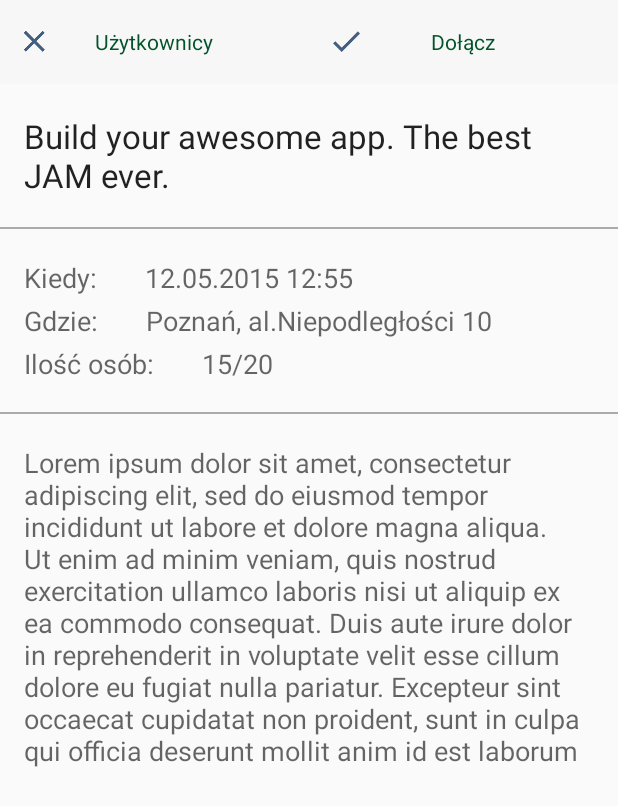
After one commit to redheroes/uep-abso-jam, an Android app: the fragment FragmentJamDetails shown on its own in the app's theme, on a phone screen of 412 x 824 dp. The commit adds this screen. Shown: the top 806 px of the screen. Run offline under Robolectric (Android 15) with nearby library versions, the phone set to English and light mode, and no system bars.

Commit message:
jam szczegoly

```diff
--- /dev/null
+++ b/app/src/main/java/pl/redexperts/uepabsojam/fragments/FragmentJamDetails.java
@@ -0,0 +1,78 @@
+package pl.redexperts.uepabsojam.fragments;
+
+import android.app.Fragment;
+import android.os.Bundle;
+import android.view.LayoutInflater;
+import android.view.View;
+import android.view.ViewGroup;
+import android.widget.TextView;
+
+import pl.redexperts.uepabsojam.R;
+
+
+public class FragmentJamDetails extends Fragment {
+
+    private TextView jamTitle;
+    private TextView jamWhen;
+    private TextView jamWhere;
+    private TextView jamUsers;
+    private TextView jamDetails;
+
+//    #### Params
+    private String title = "Build your awesome app. The best JAM ever.";
+    private String when = "12.05.2015 12:55";
+    private String where = "Poznań, al.Niepodległości 10";
+    private String users = "15/20";
+    private String details = "Lorem ipsum dolor sit amet, consectetur adipiscing elit, sed do eiusmod tempor incididunt ut labore et dolore magna aliqua. Ut enim ad minim veniam, quis nostrud exercitation ullamco laboris nisi ut aliquip ex ea commodo consequat. Duis aute irure dolor in reprehenderit in voluptate velit esse cillum dolore eu fugiat nulla pariatur. Excepteur sint occaecat cupidatat non proident, sunt in culpa qui officia deserunt mollit anim id est laborum";
+
+
+
+    /**
+     * Use this factory method to create a new instance of
+     * this fragment using the provided parameters.
+     *
+     * @param param1 Parameter 1.
+     * @param param2 Parameter 2.
+     * @return A new instance of fragment FragmentJamDetails.
+     */
+    // TODO: Rename and change types and number of parameters
+    public static FragmentJamDetails newInstance(String param1, String param2) {
+        FragmentJamDetails fragment = new FragmentJamDetails();
+        Bundle args = new Bundle();
+        fragment.setArguments(args);
+        return fragment;
+    }
+
+
+    @Override
+    public void onCreate(Bundle savedInstanceState) {
+        super.onCreate(savedInstanceState);
+
+    }
+
+    @Override
+    public View onCreateView(LayoutInflater inflater, ViewGroup container,
+                             Bundle savedInstanceState) {
+        // Inflate the layout for this fragment
+        View view = inflater.inflate(R.layout.fragment_jam_details, container, false);
+        return view;
+    }
+
+    @Override
+    public void onViewCreated(View view, Bundle savedInstanceState) {
+        super.onViewCreated(view, savedInstanceState);
+        jamTitle = (TextView) view.findViewById(R.id.jamTitle);
+        jamTitle.setText(title);
+        jamWhen = (TextView) view.findViewById(R.id.jamWhenValue);
+        jamWhen.setText(when);
+        jamWhere = (TextView) view.findViewById(R.id.jamWhereValue);
+        jamWhere.setText(where);
+        jamUsers = (TextView) view.findViewById(R.id.jamUsersValue);
+        jamUsers.setText(users);
+        jamDetails = (TextView) view.findViewById(R.id.jamDelails);
+        jamDetails.setText(details);
+
+    }
+
+
+}
--- a/app/src/main/res/drawable/button_text_color.xml
+++ b/app/src/main/res/drawable/button_text_color.xml
@@ -1,5 +1,5 @@
 <?xml version="1.0" encoding="utf-8"?>
 <selector xmlns:android="http://schemas.android.com/apk/res/android">
-    <item android:color="@android:color/holo_green_light" android:state_pressed="true" />
-    <item android:color="@android:color/holo_green_dark" />
+    <item android:color="@color/main_color" android:state_pressed="true" />
+    <item android:color="@color/main_color" />
 </selector>
--- a/app/src/main/res/layout/cancel_save_buttons.xml
+++ b/app/src/main/res/layout/cancel_save_buttons.xml
@@ -24,7 +24,7 @@
                 android:layout_height="wrap_content"
                 android:layout_centerInParent="true"
                 android:textColor="@drawable/button_text_color"
-                android:text="@string/action_cancel" />
+                android:text="@string/action_users" />
 
             <ImageView
                 android:layout_width="wrap_content"
@@ -49,7 +49,7 @@
                 android:layout_height="wrap_content"
                 android:layout_centerInParent="true"
                 android:textColor="@drawable/button_text_color"
-                android:text="@string/action_save" />
+                android:text="@string/action_join" />
 
             <ImageView
                 android:layout_width="wrap_content"
--- /dev/null
+++ b/app/src/main/res/layout/fragment_jam_details.xml
@@ -0,0 +1,136 @@
+<ScrollView xmlns:android="http://schemas.android.com/apk/res/android"
+    xmlns:tools="http://schemas.android.com/tools"
+    android:layout_width="match_parent"
+    android:layout_height="match_parent"
+    android:id="@+id/scrollView"
+    android:layout_gravity="center_horizontal">
+
+    <LinearLayout
+    android:layout_width="match_parent"
+    android:layout_height="match_parent"
+    tools:context="pl.redexperts.uepabsojam.fragments.FragmentJamDetails"
+    android:orientation="vertical">
+
+
+
+    <include layout="@layout/cancel_save_buttons"/>
+
+    <TextView
+        android:layout_width="wrap_content"
+        android:layout_height="wrap_content"
+        android:textAppearance="?android:attr/textAppearanceLarge"
+        android:text="Large Text Large Text Large Text Large Text Large Text Large Text Large Text Large"
+        android:id="@+id/jamTitle"
+        android:layout_gravity="center_horizontal"
+        android:paddingLeft="16dp"
+        android:paddingTop="20dp"
+        android:paddingRight="16dp"
+        android:paddingBottom="20dp"
+        android:textAlignment="center" />
+
+    <View
+        android:layout_width="fill_parent"
+        android:layout_height="1dp"
+        android:background="@android:color/darker_gray"/>
+
+
+    <RelativeLayout
+        android:layout_width="match_parent"
+        android:layout_height="wrap_content">
+
+        <TextView
+            android:layout_width="wrap_content"
+            android:layout_height="wrap_content"
+            android:textAppearance="?android:attr/textAppearanceMedium"
+            android:text="@string/when"
+            android:id="@+id/jamWhen"
+            android:paddingLeft="16dp"
+            android:paddingTop="20dp"
+            android:paddingRight="16dp"
+            android:paddingBottom="4dp"/>
+
+        <TextView
+            android:layout_width="wrap_content"
+            android:layout_height="wrap_content"
+            android:textAppearance="?android:attr/textAppearanceMedium"
+            android:text="@string/when"
+            android:id="@+id/jamWhenValue"
+            android:paddingLeft="16dp"
+            android:paddingTop="20dp"
+            android:paddingRight="16dp"
+            android:paddingBottom="4dp"
+            android:layout_toEndOf="@id/jamWhen" />
+
+        <TextView
+            android:layout_width="wrap_content"
+            android:layout_height="wrap_content"
+            android:textAppearance="?android:attr/textAppearanceMedium"
+            android:text="@string/where"
+            android:id="@+id/jamWhere"
+            android:paddingLeft="16dp"
+            android:paddingRight="16dp"
+            android:paddingBottom="4dp"
+            android:layout_below="@+id/jamWhen"/>
+
+        <TextView
+            android:layout_width="wrap_content"
+            android:layout_height="wrap_content"
+            android:textAppearance="?android:attr/textAppearanceMedium"
+            android:text="@string/where"
+            android:id="@+id/jamWhereValue"
+            android:paddingLeft="16dp"
+            android:paddingRight="16dp"
+            android:paddingBottom="4dp"
+            android:layout_below="@+id/jamWhen"
+            android:layout_toRightOf="@+id/jamWhere"/>
+
+        <TextView
+            android:layout_width="wrap_content"
+            android:layout_height="wrap_content"
+            android:textAppearance="?android:attr/textAppearanceMedium"
+            android:text="@string/users"
+            android:id="@+id/jamUsers"
+            android:paddingLeft="16dp"
+            android:paddingRight="16dp"
+            android:paddingBottom="20dp"
+            android:layout_below="@+id/jamWhere"/>
+
+        <TextView
+            android:layout_width="wrap_content"
+            android:layout_height="wrap_content"
+            android:textAppearance="?android:attr/textAppearanceMedium"
+            android:text="@string/users"
+            android:id="@+id/jamUsersValue"
+            android:paddingLeft="16dp"
+            android:paddingRight="16dp"
+            android:paddingBottom="20dp"
+            android:layout_below="@+id/jamWhere"
+            android:layout_toRightOf="@+id/jamUsers"/>
+
+    </RelativeLayout>
+
+
+
+
+    <View
+        android:layout_width="fill_parent"
+        android:layout_height="1dp"
+        android:background="@android:color/darker_gray"/>
+
+
+        <TextView
+            android:layout_width="wrap_content"
+            android:layout_height="wrap_content"
+            android:textAppearance="?android:attr/textAppearanceMedium"
+            android:text="text text text text text text text text text text text text text text text text text text text text text text text text text text "
+            android:id="@+id/jamDelails"
+            android:paddingTop="20dp"
+            android:paddingLeft="16dp"
+            android:paddingRight="16dp"
+            android:paddingBottom="20dp"/>
+
+
+
+    </LinearLayout>
+
+</ScrollView>
--- /dev/null
+++ b/app/src/main/res/layout/fragment_test.xml
@@ -0,0 +1,9 @@
+<FrameLayout xmlns:android="http://schemas.android.com/apk/res/android"
+    xmlns:tools="http://schemas.android.com/tools" android:layout_width="match_parent"
+    android:layout_height="match_parent" tools:context="pl.redexperts.uepabsojam.TestFragment">
+
+    <!-- TODO: Update blank fragment layout -->
+    <TextView android:layout_width="match_parent" android:layout_height="match_parent" />
+
+
+</FrameLayout>
--- a/app/src/main/res/values/strings.xml
+++ b/app/src/main/res/values/strings.xml
@@ -1,3 +1,4 @@
+<?xml version="1.0" encoding="utf-8"?>
 <resources>
     <string name="app_name">UEP Abso Jam</string>
 
@@ -10,8 +11,8 @@
     <string name="guardian_profile_validate_email">Pole E-mail nie jest odpowiedniego formatu</string>
 
     <!-- Actions -->
-    <string name="action_save">Zapisz</string>
-    <string name="action_cancel">Anuluj</string>
+    <string name="action_users">Użytkownicy</string>
+    <string name="action_join">Dołącz</string>
     <string name="action_logout">Wyloguj</string>
     <string name="action_add">Dodaj</string>
 
@@ -42,4 +43,9 @@
     <string name="name" />
 
 
+    <!-- Jam Details -->
+    <string name="when">Kiedy: </string>
+    <string name="where">Gdzie: </string>
+    <string name="users">Ilość osób: </string>
+
 </resources>
```
